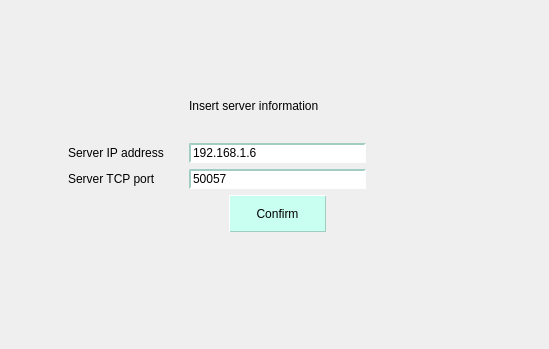
First picture: the form in CLIENT/GUI/connection/ui/gui_server.ui, repository GiuliCler/GIMPteam, before the edit.
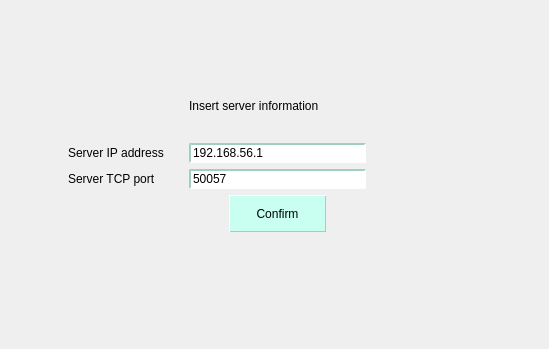
Second picture: the form after the edit.

What changed in the file:
```diff
--- a/CLIENT/GUI/connection/ui/gui_server.ui
+++ b/CLIENT/GUI/connection/ui/gui_server.ui
@@ -134,7 +134,7 @@
    <item row="3" column="2">
     <widget class="QLineEdit" name="addressLineEdit">
      <property name="text">
-      <string>192.168.1.6</string>
+      <string>192.168.56.1</string>
      </property>
     </widget>
    </item>
```
